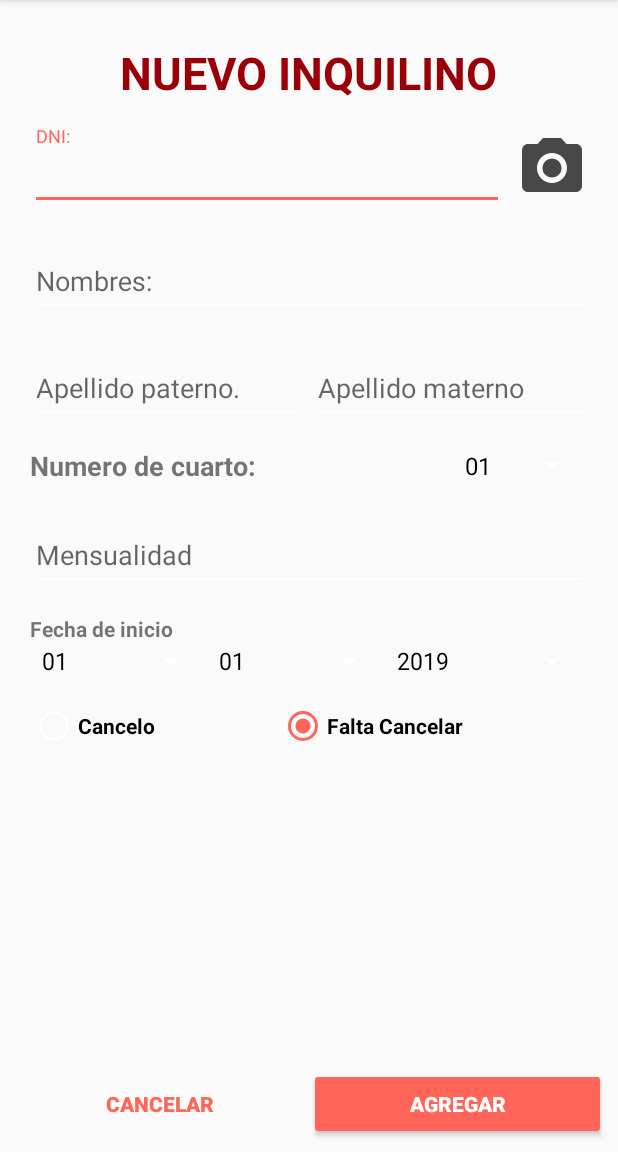
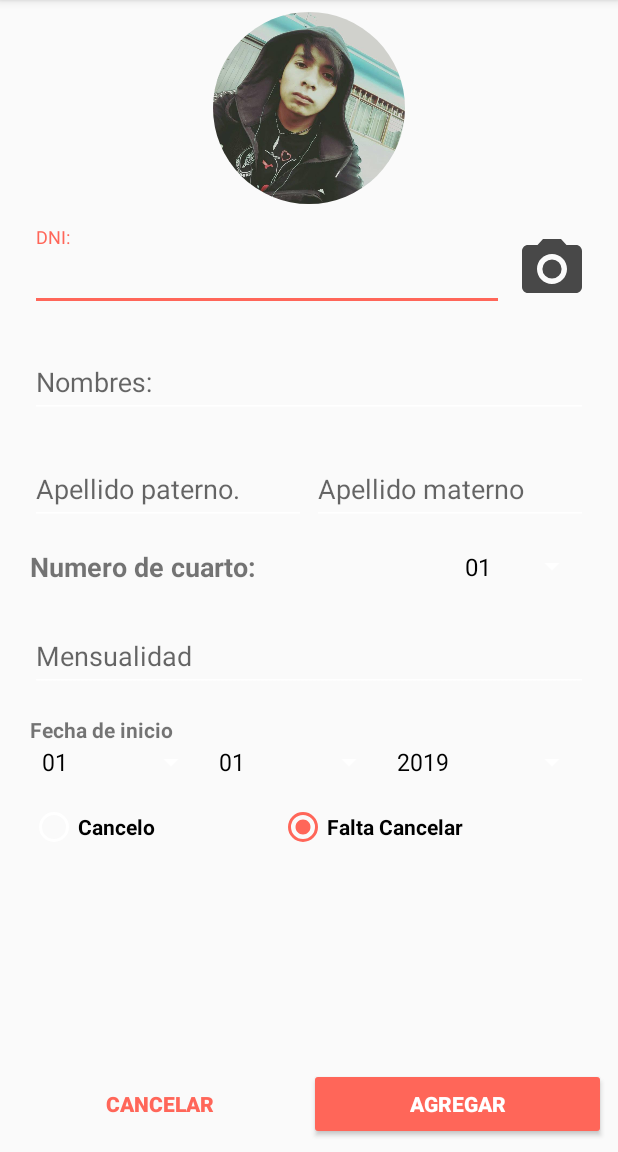
Before and after one commit to adragonrc/MyHouse_v2.0, an Android app: the AgregarInquilino screen opened directly, with no data from a screen before it, on a phone screen of 412 x 824 dp, the part 84-1236 px from its top. Run offline under Robolectric (Android 15) with nearby library versions, the phone set to English and light mode, and no system bars; our stand-ins replace CircleImageView; libraries missing offline, so code that uses them is left out: com.theartofdev.edmodo.

Commit message:
Cambio del diseño de Agregar Inquilino (foto del DNI). -- Se agrego una foto de prueba. -- Se agrego una nueva dependencia en el build gradle, para mostrar imagenes circulares

```diff
--- a/app/build.gradle
+++ b/app/build.gradle
@@ -33,4 +33,6 @@ dependencies {
     implementation 'com.android.support:cardview-v7:28.0.0'
     implementation 'com.android.support:mediarouter-v7:28.0.0'
     implementation 'com.theartofdev.edmodo:android-image-cropper:2.6.+'
+    implementation 'de.hdodenhof:circleimageview:3.0.0'
+
 }
--- a/app/src/main/res/layout/activity_agregar_inquilino.xml
+++ b/app/src/main/res/layout/activity_agregar_inquilino.xml
@@ -24,16 +24,13 @@
             app:layout_constraintStart_toStartOf="parent"
             app:layout_constraintTop_toTopOf="parent">
 
-            <TextView
-                android:id="@+id/textView"
-                android:layout_width="wrap_content"
-                android:layout_height="wrap_content"
-                android:layout_marginTop="20dp"
-                android:text="@string/sTitleAI"
-                android:textSize="30sp"
-                android:visibility="visible"
-                android:textStyle="bold"
-                android:textColor="@color/colorPrimaryDark"/>
+            <de.hdodenhof.circleimageview.CircleImageView
+                android:id="@+id/ivPhoto"
+                android:layout_width="128dp"
+                android:layout_height="128dp"
+                android:src="@drawable/image_foto"
+                />
+
             <LinearLayout
                 android:layout_width="match_parent"
                 android:layout_height="wrap_content"
@@ -218,11 +215,6 @@
                     android:text="@string/srbFaltaC" />
             </RadioGroup>
 
-            <ImageView
-                android:id="@+id/ivPhoto"
-                android:layout_width="370dp"
-                android:layout_height="100dp"
-                />
         </LinearLayout>
     </ScrollView>
 
```
Also changed, not shown: app/src/main/res/drawable-v24/image_foto.jpg (added).
